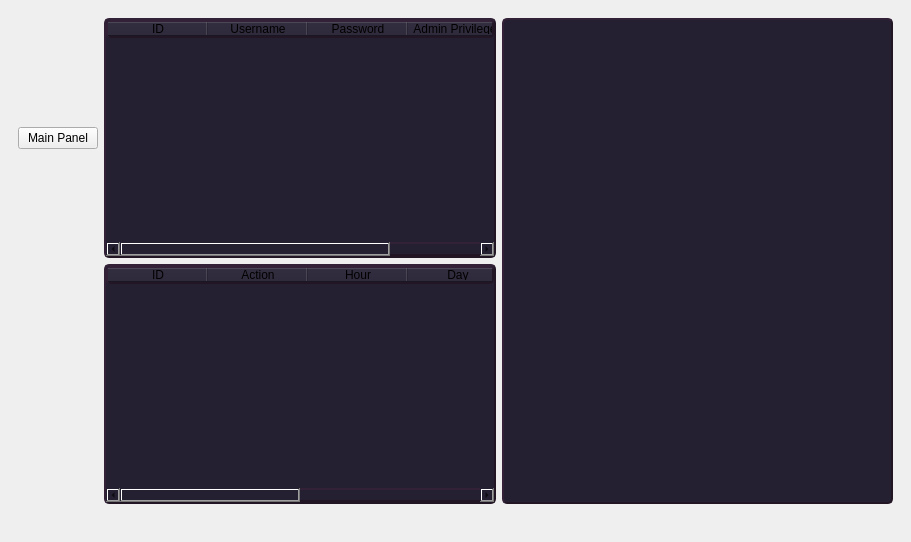
The window that qtapplication/mainwindow.ui (kralloie/cloud-storage-system) describes before a commit, drawn with Qt 5.
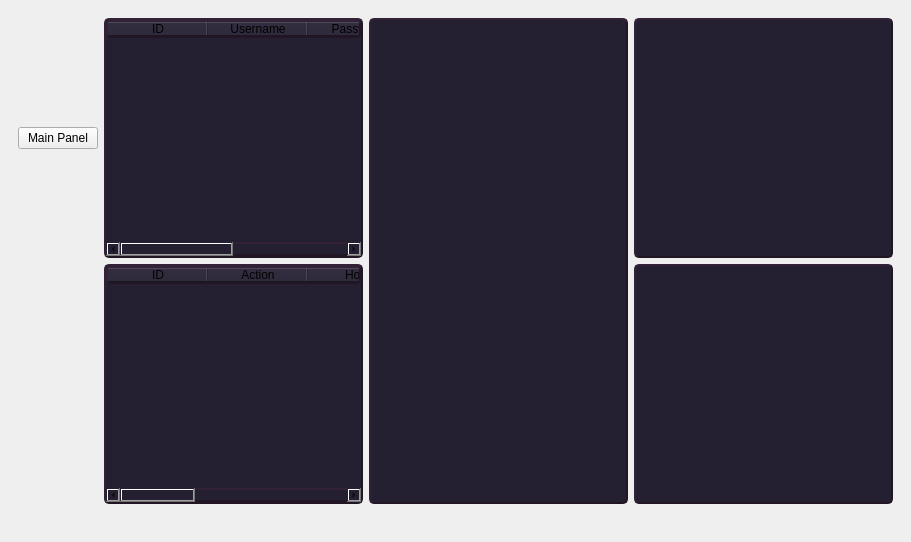
The same window after the commit. Icons and pictures are not drawn.

Commit message: Added global file viewer on client admin panel

Diff of the .ui file:
```diff
--- a/qtapplication/mainwindow.ui
+++ b/qtapplication/mainwindow.ui
@@ -467,58 +467,7 @@
       <widget class="QWidget" name="adminPage">
        <layout class="QHBoxLayout" name="horizontalLayout_2">
         <item>
-         <layout class="QGridLayout" name="adminLayout" rowstretch="0,0" columnstretch="0,0,0">
-          <item row="0" column="1">
-           <widget class="QTableWidget" name="userCredentialsTable">
-            <property name="styleSheet">
-             <string notr="true">font-size: 12px;
-background-color: rgb(36, 31, 49);
-border-radius: 5px;
-border-style:outset;
-border-width:2px;
-border-color:rgb(34, 22, 37);</string>
-            </property>
-            <column>
-             <property name="text">
-              <string>ID</string>
-             </property>
-            </column>
-            <column>
-             <property name="text">
-              <string>Username</string>
-             </property>
-            </column>
-            <column>
-             <property name="text">
-              <string>Password</string>
-             </property>
-            </column>
-            <column>
-             <property name="text">
-              <string>Admin Privileges</string>
-             </property>
-            </column>
-           </widget>
-          </item>
-          <item row="0" column="0">
-           <widget class="QPushButton" name="mainPanelButton">
-            <property name="text">
-             <string>Main Panel</string>
-            </property>
-           </widget>
-          </item>
-          <item row="0" column="2" rowspan="2">
-           <widget class="QTreeView" name="globalStorage">
-            <property name="styleSheet">
-             <string notr="true">font-size: 20px;
-background-color: rgb(36, 31, 49);
-border-radius: 5px;
-border-style:outset;
-border-width:2px;
-border-color:rgb(34, 22, 37);</string>
-            </property>
-           </widget>
-          </item>
+         <layout class="QGridLayout" name="adminLayout" rowstretch="0,0" columnstretch="0,0,0,0" columnminimumwidth="0,0,0,0">
           <item row="1" column="1">
            <widget class="QTableWidget" name="logsTable">
             <property name="styleSheet">
@@ -561,6 +510,84 @@
             </column>
            </widget>
           </item>
+          <item row="0" column="2" rowspan="2">
+           <widget class="QTreeView" name="globalStorage">
+            <property name="styleSheet">
+             <string notr="true">font-size: 20px;
+background-color: rgb(36, 31, 49);
+border-radius: 5px;
+border-style:outset;
+border-width:2px;
+border-color:rgb(34, 22, 37);</string>
+            </property>
+           </widget>
+          </item>
+          <item row="0" column="0">
+           <widget class="QPushButton" name="mainPanelButton">
+            <property name="text">
+             <string>Main Panel</string>
+            </property>
+           </widget>
+          </item>
+          <item row="0" column="1">
+           <widget class="QTableWidget" name="userCredentialsTable">
+            <property name="styleSheet">
+             <string notr="true">font-size: 12px;
+background-color: rgb(36, 31, 49);
+border-radius: 5px;
+border-style:outset;
+border-width:2px;
+border-color:rgb(34, 22, 37);</string>
+            </property>
+            <column>
+             <property name="text">
+              <string>ID</string>
+             </property>
+            </column>
+            <column>
+             <property name="text">
+              <string>Username</string>
+             </property>
+            </column>
+            <column>
+             <property name="text">
+              <string>Password</string>
+             </property>
+            </column>
+            <column>
+             <property name="text">
+              <string>Admin Privileges</string>
+             </property>
+            </column>
+           </widget>
+          </item>
+          <item row="1" column="3">
+           <widget class="QLabel" name="globalImageDisplay">
+            <property name="styleSheet">
+             <string notr="true">background-color: rgb(36, 31, 49);
+border-radius: 5px;
+border-style:outset;
+border-width:2px;
+border-color:rgb(34, 22, 37);
+</string>
+            </property>
+            <property name="text">
+             <string/>
+            </property>
+           </widget>
+          </item>
+          <item row="0" column="3">
+           <widget class="QTextEdit" name="globalTextEditor">
+            <property name="styleSheet">
+             <string notr="true">background-color: rgb(36, 31, 49);
+border-radius: 5px;
+border-style:outset;
+border-width:2px;
+border-color:rgb(34, 22, 37);
+</string>
+            </property>
+           </widget>
+          </item>
          </layout>
         </item>
        </layout>
```
The commit also changes 5 other files.
